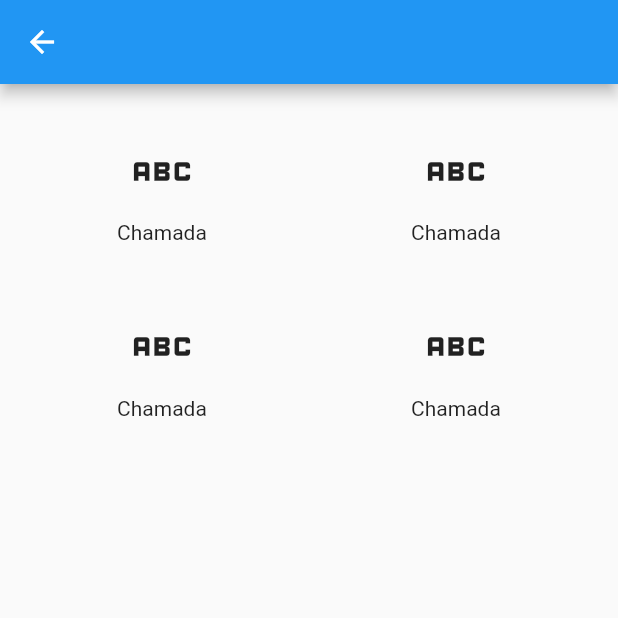
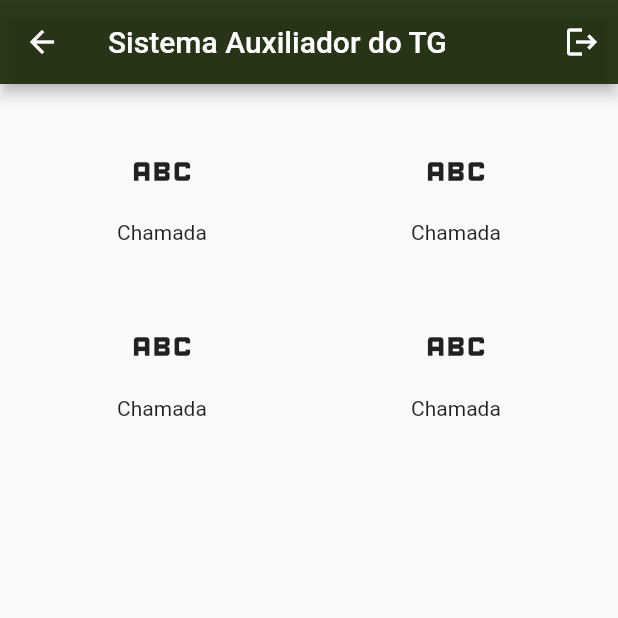
Before and after one commit to MatheusAmaros/tg-app, a Flutter app: the Home screen opened by its route, on a phone screen of 412 x 824 dp, the top half of it. Run offline on Flutter 3.47's test engine with Material 2 defaults, Android fonts, the phone set to English and light mode, and no system bars; our stand-ins replace cloud_firestore, firebase_auth, firebase_core, google_fonts, mask_text_input_formatter; missing offline and left inert: dart:html; accounts and stored records are empty.

Commit message:
Tela Home quase pronta

```diff
--- a/lib/view/home.view.dart
+++ b/lib/view/home.view.dart
@@ -6,11 +6,28 @@ import 'package:intl/date_time_patterns.dart';
 import 'package:intl/intl.dart';
 import 'package:firebase_auth/firebase_auth.dart';
 
-class Home extends StatelessWidget {
+class Home extends StatefulWidget {
   const Home({Key? key}) : super(key: key);
 
   @override
+  State<Home> createState() => _HomeState();
+}
+
+class _HomeState extends State<Home> {
+  @override
   Widget build(BuildContext context) {
+
+    void logout() async
+    {
+      FirebaseAuth user = FirebaseAuth.instance;
+      await user.signOut();
+
+      setState(() {
+        Navigator.pushNamed(context, '/login');
+
+      });
+    }
+
     void carrega() async {
       //final arguments = (ModalRoute.of(context)?.settings.arguments ?? <String, dynamic>{}) as Map;
 
@@ -41,10 +58,16 @@ class Home extends StatelessWidget {
     }
 
     return Scaffold(
-        appBar: AppBar(),
+        appBar: AppBar(title: const Text('Sistema Auxiliador do TG'),
+        actions: <Widget>[IconButton(onPressed:() => logout(), icon: Icon(Icons.logout))],
+        backgroundColor: Color.fromARGB(228, 22, 37, 4),
+        foregroundColor: Color.fromARGB(255, 255, 255, 255),
+        ),
+
         body: ListView(
           children: [
             Container(
+              child: Container(
                 margin: EdgeInsets.fromLTRB(10, 25, 10, 10),
                 child: Row(
                   mainAxisSize: MainAxisSize.max,
@@ -89,6 +112,7 @@ class Home extends StatelessWidget {
 
 
                   ]),
+              ),
             ),
 
              Container(
```
Also changed, not shown: lib/view/login.view.dart (+4 -3 lines). Lines whose indentation alone changed are shown as unchanged.
